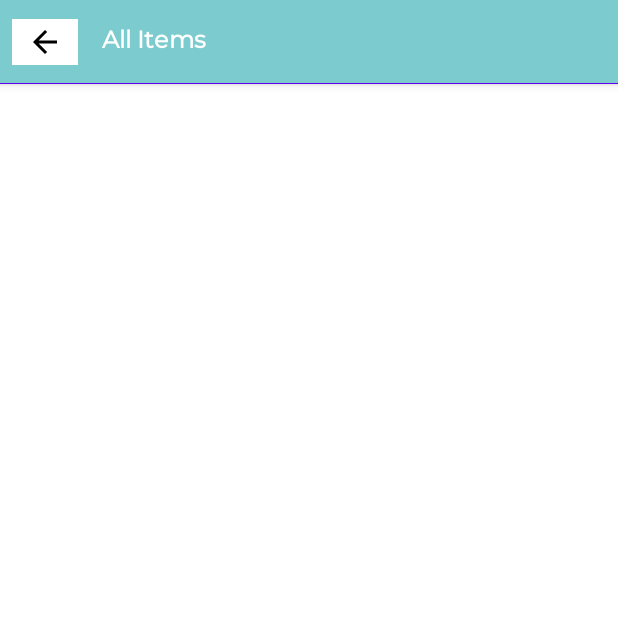
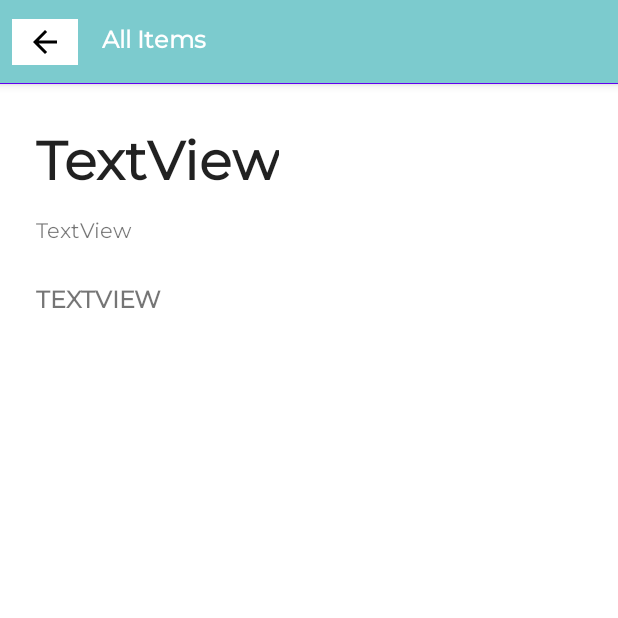
Before and after one commit to jordanchoi/mad21-t02-assignment-teampk, an Android app: the AllItemsActivity screen opened directly, with no data from a screen before it, on a phone screen of 412 x 824 dp, the top half of it. Run offline under Robolectric (Android 15) with nearby library versions, the phone set to English and light mode, and no system bars.

Commit message:
Attempt to use the same layout on different activities for activities that shares similar layout.

```diff
--- a/app/src/main/java/sg/edu/np/mad/teampk/stufftrek/AllItemsActivity.java
+++ b/app/src/main/java/sg/edu/np/mad/teampk/stufftrek/AllItemsActivity.java
@@ -21,7 +21,7 @@ public class AllItemsActivity extends AppCompatActivity {
     @Override
     protected void onCreate(Bundle savedInstanceState) {
         super.onCreate(savedInstanceState);
-        setContentView(R.layout.activity_all_items);
+        setContentView(R.layout.activity_category); // can do this?
 
         // Receive Intent
         Intent receiveIntent = getIntent();
--- a/app/src/main/res/layout/activity_category.xml
+++ b/app/src/main/res/layout/activity_category.xml
@@ -50,8 +50,11 @@
                 android:layout_height="wrap_content"
                 android:layout_marginTop="24dp"
                 android:layout_marginEnd="8dp"
-                android:capitalize="characters"
+                android:fontFamily="@font/montserrat"
                 android:text="TextView"
+                android:textAllCaps="true"
+                android:textSize="16sp"
+                android:textStyle="bold"
                 app:layout_constraintEnd_toEndOf="parent"
                 app:layout_constraintStart_toStartOf="@+id/catPageDescTV"
                 app:layout_constraintTop_toBottomOf="@+id/catPageDescTV" />
```
